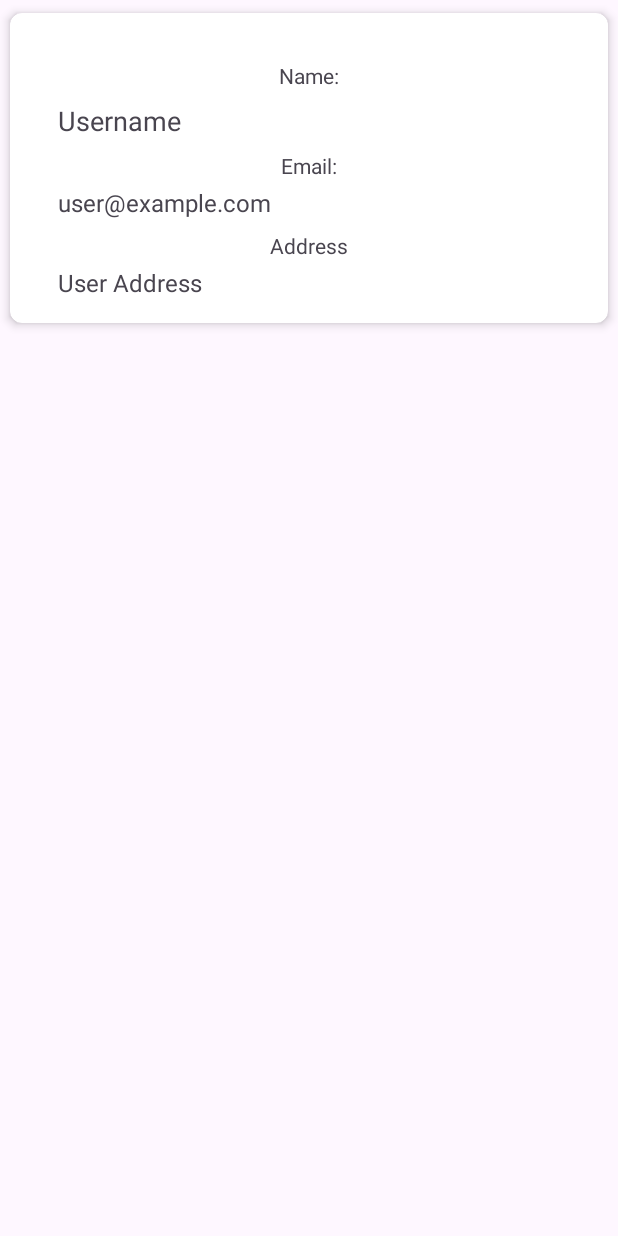
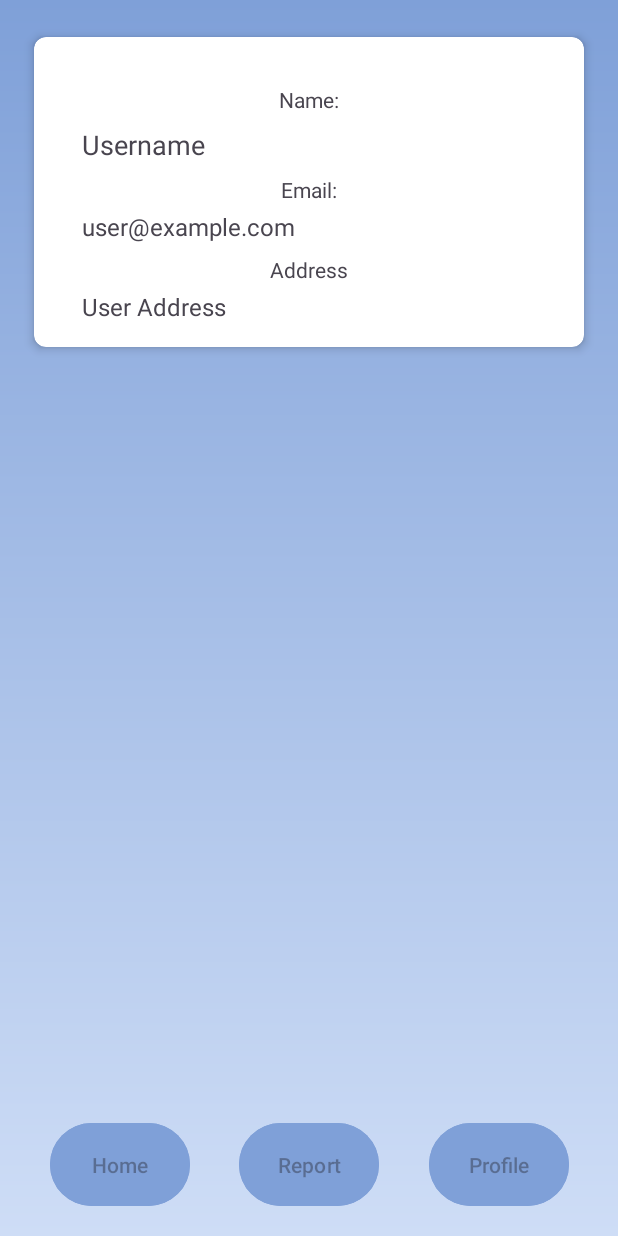
Before and after one commit to vijcoelho/springboot-mobile, an Android app: the ProfileScene screen opened directly, with no data from a screen before it, on a phone screen of 412 x 824 dp. Run offline under Robolectric (Android 15) with nearby library versions, the phone set to English and light mode, and no system bars; 1 statement that could not run was skipped.

Commit message:
better android things
better "css" and animations

```diff
--- a/test_tcc_mobile/app/src/main/java/com/api/test_tcc_mobile/ProfileScene.java
+++ b/test_tcc_mobile/app/src/main/java/com/api/test_tcc_mobile/ProfileScene.java
@@ -1,6 +1,10 @@
 package com.api.test_tcc_mobile;
 
+import android.animation.AnimatorInflater;
+import android.animation.AnimatorSet;
+import android.content.Intent;
 import android.os.Bundle;
+import android.view.View;
 import android.widget.TextView;
 import android.widget.Toast;
 
@@ -9,6 +13,7 @@ import androidx.appcompat.app.AppCompatActivity;
 import com.api.test_tcc_mobile.model.User;
 import com.api.test_tcc_mobile.retrofit.RetrofitServer;
 import com.api.test_tcc_mobile.retrofit.UserRetrofit;
+import com.google.android.material.button.MaterialButton;
 
 import retrofit2.Call;
 import retrofit2.Callback;
@@ -23,6 +28,16 @@ public class ProfileScene extends AppCompatActivity {
     protected void onCreate(Bundle savedInstanceState) {
         super.onCreate(savedInstanceState);
         setContentView(R.layout.profilescene);
+
+        MaterialButton homeProfile = findViewById(R.id.home_profile);
+
+        homeProfile.setOnClickListener(view -> {
+            AnimatorSet animatorSet = (AnimatorSet) AnimatorInflater.loadAnimator(this, R.animator.button_scale);
+            animatorSet.setTarget(homeProfile);
+            animatorSet.start();
+
+            startActivity(new Intent(ProfileScene.this, Start.class));
+        });
 
         TextView textViewName = findViewById(R.id.textViewName);
         TextView textViewEmail = findViewById(R.id.textViewEmail);
@@ -51,6 +66,5 @@ public class ProfileScene extends AppCompatActivity {
                 Toast.makeText(ProfileScene.this, "Error to find the user information's", Toast.LENGTH_SHORT).show();
             }
         });
-
     }
 }
--- /dev/null
+++ b/test_tcc_mobile/app/src/main/res/animator/button_scale.xml
@@ -0,0 +1,34 @@
+<!-- res/animator/button_scale.xml -->
+<set xmlns:android="http://schemas.android.com/apk/res/android">
+    <objectAnimator
+        xmlns:android="http://schemas.android.com/apk/res/android"
+        android:propertyName="scaleX"
+        android:valueFrom="1.0"
+        android:valueTo="1.2"
+        android:duration="300"
+        android:interpolator="@android:anim/overshoot_interpolator"/>
+        />
+    <objectAnimator
+        android:propertyName="scaleY"
+        android:valueFrom="1.0"
+        android:valueTo="0.9"
+        android:duration="100"
+        android:interpolator="@android:anim/decelerate_interpolator"
+        />
+    <objectAnimator
+        android:propertyName="scaleX"
+        android:valueFrom="0.9"
+        android:valueTo="1.0"
+        android:startOffset="100"
+        android:duration="100"
+        android:interpolator="@android:anim/accelerate_decelerate_interpolator"
+        />
+    <objectAnimator
+        android:propertyName="scaleY"
+        android:valueFrom="0.9"
+        android:valueTo="1.0"
+        android:startOffset="100"
+        android:duration="100"
+        android:interpolator="@android:anim/accelerate_decelerate_interpolator"
+        />
+</set>
--- /dev/null
+++ b/test_tcc_mobile/app/src/main/res/drawable/gradient_background.xml
@@ -0,0 +1,9 @@
+<?xml version="1.0" encoding="utf-8"?>
+<shape xmlns:android="http://schemas.android.com/apk/res/android">
+    <gradient
+        android:startColor="#CEDDF6"
+        android:endColor="#7FA0D8"
+        android:type="linear"
+        android:angle="90"
+    />
+</shape>
--- a/test_tcc_mobile/app/src/main/res/layout/profilescene.xml
+++ b/test_tcc_mobile/app/src/main/res/layout/profilescene.xml
@@ -1,13 +1,30 @@
 <?xml version="1.0" encoding="utf-8"?>
-<androidx.cardview.widget.CardView
+<androidx.constraintlayout.widget.ConstraintLayout
     xmlns:android="http://schemas.android.com/apk/res/android"
     xmlns:app="http://schemas.android.com/apk/res-auto"
+    android:layout_width="match_parent"
+    android:layout_height="match_parent">
+
+    <View
+        android:id="@+id/backgroundView"
+        android:layout_width="match_parent"
+        android:layout_height="match_parent"
+        android:background="@drawable/gradient_background"/>
+
+    <androidx.cardview.widget.CardView
+        android:id="@+id/cardView"
         android:layout_width="match_parent"
         android:layout_height="wrap_content"
         app:cardCornerRadius="8dp"
         app:cardElevation="4dp"
         app:contentPadding="16dp"
-    app:cardUseCompatPadding="true">
+        app:cardUseCompatPadding="true"
+        app:layout_constraintTop_toTopOf="parent"
+        app:layout_constraintStart_toStartOf="parent"
+        app:layout_constraintEnd_toEndOf="parent"
+        android:layout_marginTop="16dp"
+        android:layout_marginStart="16dp"
+        android:layout_marginEnd="16dp">
 
         <androidx.constraintlayout.widget.ConstraintLayout
             android:layout_width="match_parent"
@@ -90,3 +107,45 @@
 
     </androidx.constraintlayout.widget.ConstraintLayout>
 </androidx.cardview.widget.CardView>
+
+    <com.google.android.material.button.MaterialButton
+        android:id="@+id/home_profile"
+        android:layout_width="93dp"
+        android:layout_height="63dp"
+        android:layout_marginStart="16dp"
+        android:layout_marginEnd="16dp"
+        android:layout_marginBottom="16dp"
+        android:hint="@string/home_button"
+        android:backgroundTint="@color/blue_gradient_dark"
+        android:textColor="@android:color/black"
+        app:layout_constraintStart_toStartOf="parent"
+        app:layout_constraintEnd_toStartOf="@+id/report_button"
+        app:layout_constraintBottom_toBottomOf="parent" />
+
+    <com.google.android.material.button.MaterialButton
+        android:id="@+id/report_button"
+        android:layout_width="93dp"
+        android:layout_height="63dp"
+        android:layout_marginEnd="16dp"
+        android:layout_marginBottom="16dp"
+        android:hint="@string/report"
+        android:backgroundTint="@color/blue_gradient_dark"
+        android:textColor="@android:color/black"
+        app:layout_constraintStart_toEndOf="@+id/home_profile"
+        app:layout_constraintEnd_toStartOf="@+id/profile_button"
+        app:layout_constraintBottom_toBottomOf="parent" />
+
+    <com.google.android.material.button.MaterialButton
+        android:id="@+id/profile_button"
+        android:layout_width="93dp"
+        android:layout_height="63dp"
+        android:layout_marginEnd="16dp"
+        android:layout_marginBottom="16dp"
+        android:hint="@string/profile"
+        android:backgroundTint="@color/blue_gradient_dark"
+        android:textColor="@android:color/black"
+        app:layout_constraintStart_toEndOf="@+id/report_button"
+        app:layout_constraintEnd_toEndOf="parent"
+        app:layout_constraintBottom_toBottomOf="parent" />
+
+</androidx.constraintlayout.widget.ConstraintLayout>
--- a/test_tcc_mobile/app/src/main/res/values/colors.xml
+++ b/test_tcc_mobile/app/src/main/res/values/colors.xml
@@ -2,4 +2,6 @@
 <resources>
     <color name="black">#FF000000</color>
     <color name="white">#FFFFFFFF</color>
+    <color name="blue_gradient">#FFCEDDF6</color>
+    <color name="blue_gradient_dark">#FF7FA0D8</color>
 </resources>
--- a/test_tcc_mobile/app/src/main/res/values/strings.xml
+++ b/test_tcc_mobile/app/src/main/res/values/strings.xml
@@ -6,4 +6,5 @@
     <string name="logout"> Logout </string>
     <string name="report"> Report </string>
     <string name="profile"> Profile </string>
+    <string name="home_button"> Home </string>
 </resources>
```
Also changed, not shown: test_tcc_mobile/app/src/main/java/com/api/test_tcc_mobile/MainActivity.java (+6 -2 lines), test_tcc_mobile/app/src/main/java/com/api/test_tcc_mobile/Start.java (+6 -5 lines), test_tcc_mobile/app/src/main/res/layout/activity_main.xml (+35 -16 lines), test_tcc_mobile/app/src/main/res/layout/start.xml (+23 -6 lines). Lines whose indentation alone changed are shown as unchanged.
